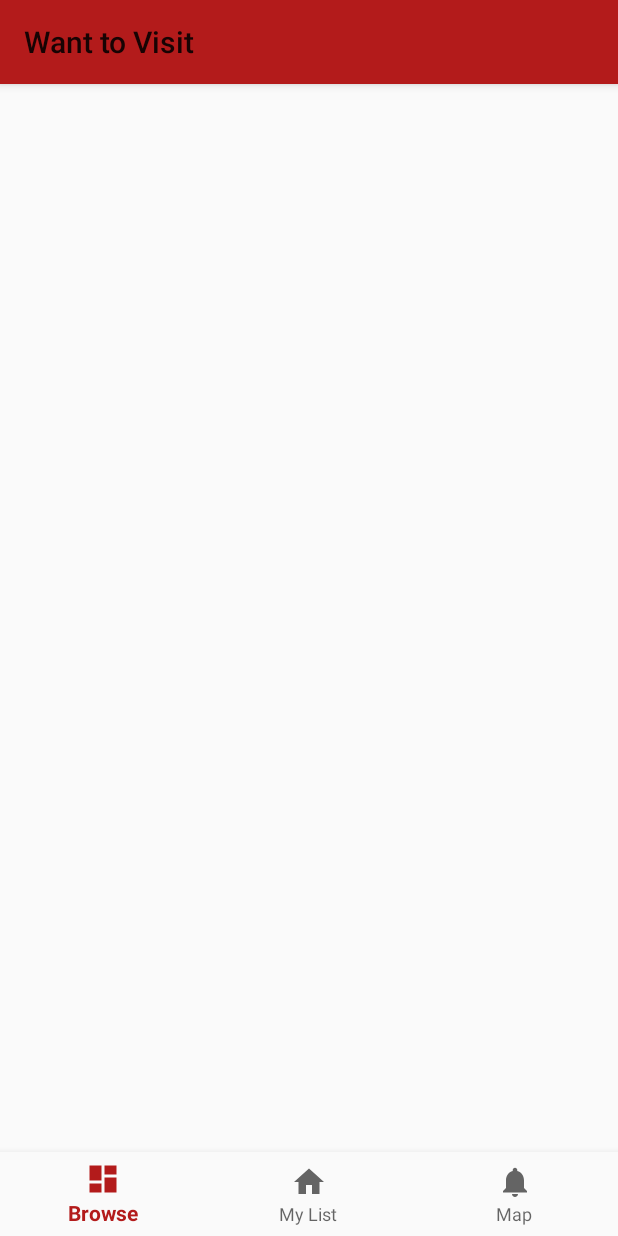
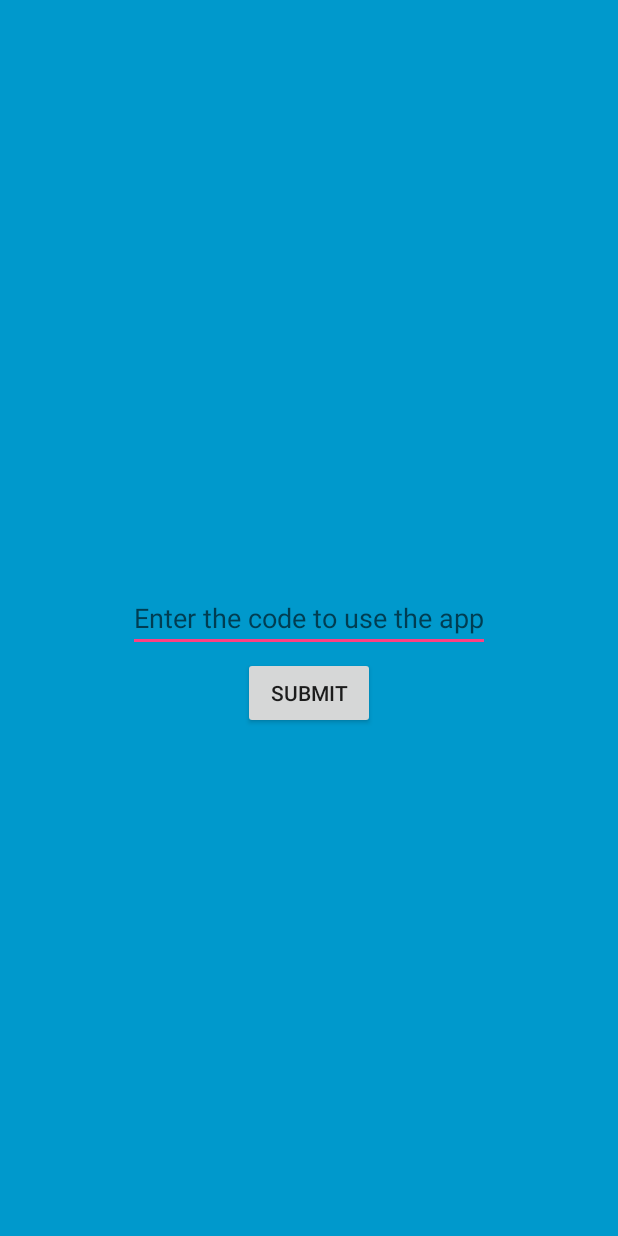
Before and after one commit to ecaft/Android-Project-Showcase, an Android app: the screen it shows after launch (MainActivity before the commit, FullscreenActivity after it), on a phone screen of 412 x 824 dp. Run offline under Robolectric (Android 15) with nearby library versions, the phone set to English and light mode, and no system bars; our stand-ins replace Firebase (no records; nobody signed in at launch, a user with empty details on screens opened directly).

Commit message:
filtering with database, password screen

```diff
--- /dev/null
+++ b/app/src/main/java/com/example/pdarb/android_project_showcase/FullscreenActivity.java
@@ -0,0 +1,163 @@
+package com.example.pdarb.android_project_showcase;
+
+import android.annotation.SuppressLint;
+import android.content.Intent;
+import android.support.v7.app.ActionBar;
+import android.support.v7.app.AppCompatActivity;
+import android.os.Bundle;
+import android.os.Handler;
+import android.util.Log;
+import android.view.MotionEvent;
+import android.view.View;
+import android.widget.Button;
+import android.widget.EditText;
+
+/**
+ * An example full-screen activity that shows and hides the system UI (i.e.
+ * status bar and navigation/system bar) with user interaction.
+ */
+public class FullscreenActivity extends AppCompatActivity {
+
+    private EditText text;
+    private Button submit;
+
+    private String password = "ECaFT";
+
+
+    /**
+     * Whether or not the system UI should be auto-hidden after
+     * {@link #AUTO_HIDE_DELAY_MILLIS} milliseconds.
+     */
+    private static final boolean AUTO_HIDE = true;
+
+    /**
+     * If {@link #AUTO_HIDE} is set, the number of milliseconds to wait after
+     * user interaction before hiding the system UI.
+     */
+    private static final int AUTO_HIDE_DELAY_MILLIS = 3000;
+
+    /**
+     * Some older devices needs a small delay between UI widget updates
+     * and a change of the status and navigation bar.
+     */
+    private static final int UI_ANIMATION_DELAY = 300;
+    private final Handler mHideHandler = new Handler();
+
+
+    private View mControlsView;
+    private final Runnable mShowPart2Runnable = new Runnable() {
+        @Override
+        public void run() {
+            // Delayed display of UI elements
+            ActionBar actionBar = getSupportActionBar();
+            if (actionBar != null) {
+                actionBar.show();
+            }
+            mControlsView.setVisibility(View.VISIBLE);
+        }
+    };
+    private boolean mVisible;
+    private final Runnable mHideRunnable = new Runnable() {
+        @Override
+        public void run() {
+            hide();
+        }
+    };
+    /**
+     * Touch listener to use for in-layout UI controls to delay hiding the
+     * system UI. This is to prevent the jarring behavior of controls going away
+     * while interacting with activity UI.
+     */
+    private final View.OnTouchListener mDelayHideTouchListener = new View.OnTouchListener() {
+        @Override
+        public boolean onTouch(View view, MotionEvent motionEvent) {
+            if (AUTO_HIDE) {
+                delayedHide(AUTO_HIDE_DELAY_MILLIS);
+            }
+            return false;
+        }
+    };
+
+
+
+
+    @Override
+    protected void onCreate(Bundle savedInstanceState) {
+        super.onCreate(savedInstanceState);
+
+        setContentView(R.layout.activity_password);
+
+        mVisible = true;
+        mControlsView = findViewById(R.id.fullscreen_content_controls);
+
+
+        // Upon interacting with UI controls, delay any scheduled hide()
+        // operations to prevent the jarring behavior of controls going away
+        // while interacting with the UI.
+        findViewById(R.id.dummy_button).setOnTouchListener(mDelayHideTouchListener);
+
+        text = (EditText) findViewById(R.id.password);
+        submit = (Button) findViewById(R.id.submit_password);
+        submit.setOnClickListener(new View.OnClickListener() {
+            @Override
+            public void onClick(View view) {
+                if(text.getText().toString().equals(password)){
+                    Intent i = new Intent(getApplicationContext(), MainActivity.class);
+                    startActivity(i);
+                }
+                else{
+                    Log.d("password", text.getText().toString());
+                }
+            }
+        });
+    }
+
+    @Override
+    protected void onPostCreate(Bundle savedInstanceState) {
+        super.onPostCreate(savedInstanceState);
+
+        // Trigger the initial hide() shortly after the activity has been
+        // created, to briefly hint to the user that UI controls
+        // are available.
+        delayedHide(100);
+    }
+
+    private void toggle() {
+        if (mVisible) {
+            hide();
+        } else {
+            show();
+        }
+    }
+
+    private void hide() {
+        // Hide UI first
+        ActionBar actionBar = getSupportActionBar();
+        if (actionBar != null) {
+            actionBar.hide();
+        }
+        mControlsView.setVisibility(View.GONE);
+        mVisible = false;
+
+        // Schedule a runnable to remove the status and navigation bar after a delay
+        mHideHandler.removeCallbacks(mShowPart2Runnable);
+    }
+
+    @SuppressLint("InlinedApi")
+    private void show() {
+        // Show the system bar
+        mVisible = true;
+
+        // Schedule a runnable to display UI elements after a delay
+        mHideHandler.postDelayed(mShowPart2Runnable, UI_ANIMATION_DELAY);
+    }
+
+    /**
+     * Schedules a call to hide() in delay milliseconds, canceling any
+     * previously scheduled calls.
+     */
+    private void delayedHide(int delayMillis) {
+        mHideHandler.removeCallbacks(mHideRunnable);
+        mHideHandler.postDelayed(mHideRunnable, delayMillis);
+    }
+}
--- a/app/src/main/java/com/example/pdarb/android_project_showcase/MainActivity.java
+++ b/app/src/main/java/com/example/pdarb/android_project_showcase/MainActivity.java
@@ -62,7 +62,7 @@
         favorites = new DatabaseHelper(getApplicationContext()).getWritableDatabase();
 
         getSupportFragmentManager().beginTransaction().replace(R.id
-                .content_frame, new HomeFragment()).commit();
+                .content_frame, new BrowseFragment()).commit();
     }
 
     @Override
--- /dev/null
+++ b/app/src/main/res/layout/activity_password.xml
@@ -0,0 +1,51 @@
+<?xml version="1.0" encoding="utf-8"?>
+<FrameLayout xmlns:android="http://schemas.android.com/apk/res/android"
+    xmlns:tools="http://schemas.android.com/tools"
+    android:layout_width="match_parent"
+    android:layout_height="match_parent"
+    android:background="#0099cc"
+    tools:context=".FullscreenActivity">
+
+    <EditText
+        android:id="@+id/password"
+        android:layout_width="wrap_content"
+        android:layout_height="wrap_content"
+        android:layout_gravity="center"
+        android:inputType="text"
+        android:hint="@string/password_hint"/>
+
+    <Button
+        android:id="@+id/submit_password"
+        android:layout_width="wrap_content"
+        android:layout_height="wrap_content"
+        android:text="submit"
+        android:layout_gravity="center"
+        android:layout_marginTop="50dp"/>
+    <!-- This FrameLayout insets its children based on system windows using
+         android:fitsSystemWindows. -->
+    <FrameLayout
+        android:layout_width="match_parent"
+        android:layout_height="match_parent"
+        android:fitsSystemWindows="true">
+
+        <LinearLayout
+            android:id="@+id/fullscreen_content_controls"
+            style="?metaButtonBarStyle"
+            android:layout_width="match_parent"
+            android:layout_height="wrap_content"
+            android:layout_gravity="bottom|center_horizontal"
+            android:background="@color/black_overlay"
+            android:orientation="horizontal"
+            tools:ignore="UselessParent">
+
+            <Button
+                android:id="@+id/dummy_button"
+                style="?metaButtonBarButtonStyle"
+                android:layout_width="0dp"
+                android:layout_height="wrap_content"
+                android:layout_weight="1" />
+
+        </LinearLayout>
+    </FrameLayout>
+
+</FrameLayout>
--- a/app/src/main/res/values/colors.xml
+++ b/app/src/main/res/values/colors.xml
@@ -19,4 +19,6 @@
     <color name="maroon">#780613</color>
     <color name="lighter_lighter_dark_gray">#616161</color>
     <color name="background_gray">#dfdfdf</color>
+
+    <color name="black_overlay">#66000000</color>
 </resources>
--- a/app/src/main/res/values/strings.xml
+++ b/app/src/main/res/values/strings.xml
@@ -28,4 +28,7 @@
         <item>Undergrad</item>
         <item>M. Eng</item>
     </string-array>
+
+    <string name="password_hint">Enter the code to use the app</string>
+    <string name="title_activity_fullscreen">Password Protection</string>
 </resources>
--- a/app/src/main/res/values/styles.xml
+++ b/app/src/main/res/values/styles.xml
@@ -8,4 +8,16 @@
         <item name="colorAccent">@color/colorAccent</item>
     </style>
 
+    <style name="FullscreenTheme" parent="AppTheme">
+        <item name="android:actionBarStyle">@style/FullscreenActionBarStyle</item>
+        <item name="android:windowActionBarOverlay">true</item>
+        <item name="android:windowBackground">@null</item>
+        <item name="metaButtonBarStyle">?android:attr/buttonBarStyle</item>
+        <item name="metaButtonBarButtonStyle">?android:attr/buttonBarButtonStyle</item>
+    </style>
+
+    <style name="FullscreenActionBarStyle" parent="Widget.AppCompat.ActionBar">
+        <item name="android:background">@color/black_overlay</item>
+    </style>
+
 </resources>
```
Also changed, not shown: app/src/main/AndroidManifest.xml (+9 -3 lines), app/src/main/java/com/example/pdarb/android_project_showcase/BrowseFragment.java (+40 -15 lines), app/src/main/java/com/example/pdarb/android_project_showcase/FilterFragment.java (+29 -2 lines), app/src/main/java/com/example/pdarb/android_project_showcase/FirebaseProject.java (+10 -0 lines), app/src/main/res/values/attrs.xml (added, +12 -0 lines).
